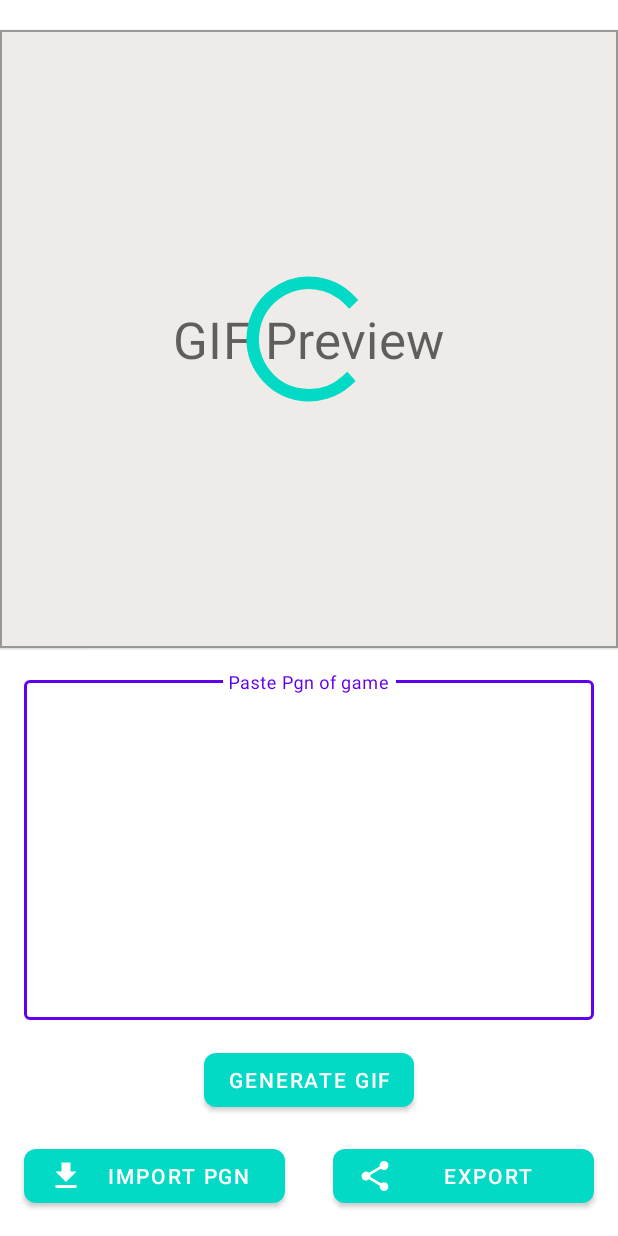
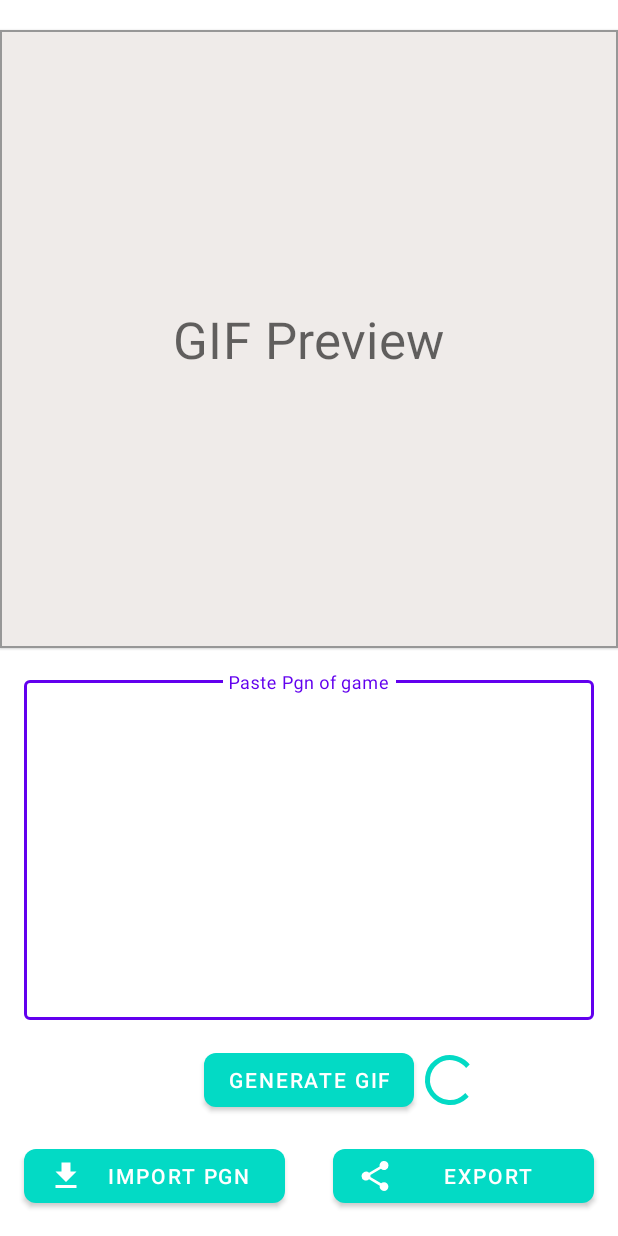
Before and after one commit to Oziomajnr/PgnToGif, an Android app: the layout activity_main.xml on its own in the app's theme, with its tools: preview values and no code run, on a phone screen of 412 x 824 dp. Run offline under Robolectric (Android 15) with nearby library versions, the phone set to English and light mode, and no system bars.

Commit message:
Relocate loading progress bar to prevent it from obstructing the view.

```diff
--- a/app/src/main/res/layout/activity_main.xml
+++ b/app/src/main/res/layout/activity_main.xml
@@ -13,24 +13,10 @@
         android:focusable="true"
         android:orientation="vertical">
 
-        <ProgressBar
-            android:id="@+id/progress_bar"
-            android:layout_width="100dp"
-            android:layout_height="100dp"
-            android:indeterminate="true"
-            android:visibility="gone"
-            android:translationZ="360dp"
-            app:layout_constraintBottom_toBottomOf="@id/image_parent"
-            app:layout_constraintEnd_toEndOf="@id/image_parent"
-            app:layout_constraintStart_toStartOf="@id/image_parent"
-            app:layout_constraintTop_toTopOf="@id/image_parent"
-            tools:visibility="visible" />
-
         <com.google.android.material.card.MaterialCardView
             android:id="@+id/image_parent"
             android:layout_width="0dp"
             android:layout_height="0dp"
-            app:layout_constraintHeight_percent="0.5"
             android:layout_marginHorizontal="32dp"
             android:layout_marginVertical="20dp"
             android:backgroundTint="@color/gif_preview_background"
@@ -39,6 +25,7 @@
             app:cardCornerRadius="0dp"
             app:layout_constraintDimensionRatio="W,1:1"
             app:layout_constraintEnd_toEndOf="@id/parent"
+            app:layout_constraintHeight_percent="0.5"
             app:layout_constraintStart_toStartOf="@id/parent"
             app:layout_constraintTop_toTopOf="@id/parent"
             app:strokeColor="#979797"
@@ -100,6 +87,19 @@
             app:layout_constraintEnd_toEndOf="parent"
             app:layout_constraintStart_toStartOf="parent" />
 
+        <ProgressBar
+            android:id="@+id/progress_bar"
+            android:layout_width="0dp"
+            android:layout_height="0dp"
+            android:layout_margin="4dp"
+            android:indeterminate="true"
+            android:visibility="gone"
+            app:layout_constraintBottom_toBottomOf="@id/createGifButton"
+            app:layout_constraintDimensionRatio="1:1"
+            app:layout_constraintStart_toEndOf="@id/createGifButton"
+            app:layout_constraintTop_toTopOf="@id/createGifButton"
+            tools:visibility="visible" />
+
         <com.google.android.material.button.MaterialButton
             android:id="@+id/loadPgn"
             android:layout_width="0dp"
@@ -115,6 +115,7 @@
             app:layout_constraintBottom_toBottomOf="parent"
             app:layout_constraintEnd_toStartOf="@id/saveGif"
             app:layout_constraintStart_toStartOf="parent" />
+
 
         <com.google.android.material.button.MaterialButton
             android:id="@+id/saveGif"
```
